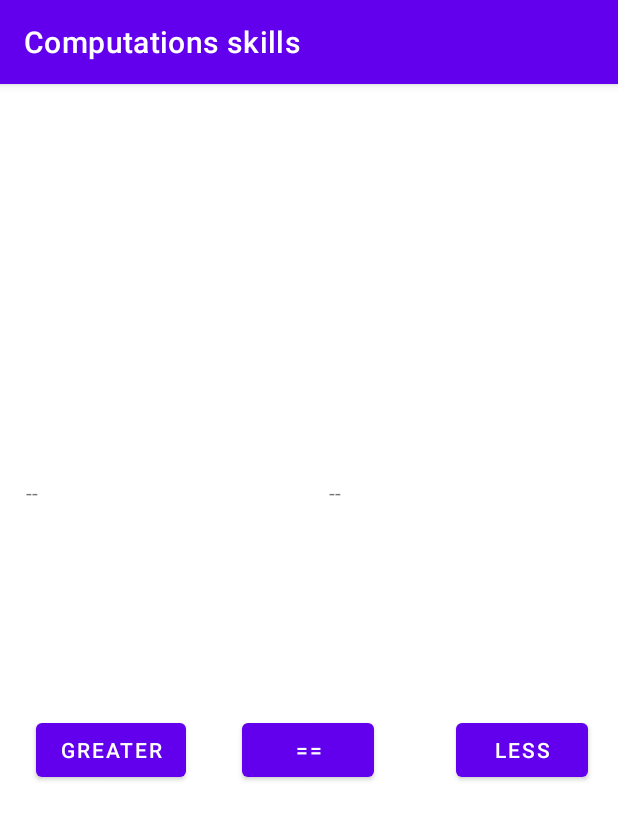
After one commit to shemil076/arithmetic-game, an Android app: the GameActivity screen opened directly, with no data from a screen before it, on a phone screen of 412 x 824 dp. The commit adds this screen. Shown: the top 820 px of the screen. Run offline under Robolectric (Android 15) with nearby library versions, the phone set to English and light mode, and no system bars.

Commit message:
:children_crossing:  partialy completed the ui of game activity

```diff
--- a/app/src/main/AndroidManifest.xml
+++ b/app/src/main/AndroidManifest.xml
@@ -9,6 +9,9 @@
         android:roundIcon="@mipmap/ic_launcher_round"
         android:supportsRtl="true"
         android:theme="@style/Theme.ComputationsSkills">
+        <activity
+            android:name=".GameActivity"
+            android:exported="false" />
         <activity
             android:name=".AboutActivity"
             android:exported="false" />
--- /dev/null
+++ b/app/src/main/java/com/example/computationsskills/GameActivity.kt
@@ -0,0 +1,11 @@
+package com.example.computationsskills
+
+import androidx.appcompat.app.AppCompatActivity
+import android.os.Bundle
+
+class GameActivity : AppCompatActivity() {
+    override fun onCreate(savedInstanceState: Bundle?) {
+        super.onCreate(savedInstanceState)
+        setContentView(R.layout.activity_game)
+    }
+}
--- a/app/src/main/java/com/example/computationsskills/MainActivity.kt
+++ b/app/src/main/java/com/example/computationsskills/MainActivity.kt
@@ -14,6 +14,10 @@ class MainActivity : AppCompatActivity() {
         var btnAbout = findViewById<Button>(R.id.about)
 
 
+        btnNewGame.setOnClickListener {
+            val gameActivityIntent = Intent(this,GameActivity::class.java)
+            startActivity(gameActivityIntent)
+        }
         btnAbout.setOnClickListener {
             val aboutActivityIntent = Intent(this, AboutActivity::class.java)
             startActivity(aboutActivityIntent)
--- /dev/null
+++ b/app/src/main/res/layout/activity_game.xml
@@ -0,0 +1,71 @@
+<?xml version="1.0" encoding="utf-8"?>
+<androidx.constraintlayout.widget.ConstraintLayout xmlns:android="http://schemas.android.com/apk/res/android"
+    xmlns:app="http://schemas.android.com/apk/res-auto"
+    xmlns:tools="http://schemas.android.com/tools"
+    android:layout_width="match_parent"
+    android:layout_height="match_parent"
+    tools:context=".GameActivity">
+
+    <Button
+        android:id="@+id/button2"
+        android:layout_width="wrap_content"
+        android:layout_height="wrap_content"
+        android:layout_marginEnd="28dp"
+        android:layout_marginBottom="300dp"
+        android:layout_weight="1"
+        android:text="@string/btnGreater"
+        app:layout_constraintBottom_toBottomOf="parent"
+        app:layout_constraintEnd_toStartOf="@+id/btnEqual"
+        app:layout_constraintHorizontal_bias="0.727"
+        app:layout_constraintStart_toStartOf="parent" />
+
+    <Button
+        android:id="@+id/btnLess"
+        android:layout_width="wrap_content"
+        android:layout_height="wrap_content"
+        android:layout_marginStart="24dp"
+        android:layout_marginBottom="300dp"
+        android:layout_weight="1"
+        android:text="@string/btnLess"
+        app:layout_constraintBottom_toBottomOf="parent"
+        app:layout_constraintEnd_toEndOf="parent"
+        app:layout_constraintHorizontal_bias="0.609"
+        app:layout_constraintStart_toEndOf="@+id/btnEqual" />
+
+    <Button
+        android:id="@+id/btnEqual"
+        android:layout_width="wrap_content"
+        android:layout_height="wrap_content"
+        android:layout_marginBottom="300dp"
+        android:layout_weight="1"
+        android:gravity="center"
+        android:text="@string/btnEqual"
+        app:layout_constraintBottom_toBottomOf="parent"
+        app:layout_constraintEnd_toEndOf="parent"
+        app:layout_constraintHorizontal_bias="0.498"
+        app:layout_constraintStart_toStartOf="parent" />
+
+    <TextView
+        android:id="@+id/txtExpression2"
+        android:layout_width="160dp"
+        android:layout_height="65dp"
+        android:layout_marginStart="40dp"
+        android:layout_marginBottom="440dp"
+        android:text="@string/txtExpression2"
+        app:layout_constraintBottom_toBottomOf="parent"
+        app:layout_constraintEnd_toEndOf="parent"
+        app:layout_constraintHorizontal_bias="0.058"
+        app:layout_constraintStart_toEndOf="@+id/txtExpression1" />
+
+    <TextView
+        android:id="@+id/txtExpression1"
+        android:layout_width="160dp"
+        android:layout_height="65dp"
+        android:layout_marginBottom="440dp"
+        android:text="@string/txtExpression1"
+        app:layout_constraintBottom_toBottomOf="parent"
+        app:layout_constraintEnd_toEndOf="parent"
+        app:layout_constraintHorizontal_bias="0.068"
+        app:layout_constraintStart_toStartOf="parent" />
+
+</androidx.constraintlayout.widget.ConstraintLayout>
--- a/app/src/main/res/values/strings.xml
+++ b/app/src/main/res/values/strings.xml
@@ -10,4 +10,9 @@
     <string name="txtIItNumber">--</string>
     <string name="txtName">--</string>
     <string name="txtMessage">I confirm that I understand what plagiarism is and have read and understood the section on Assessment Offences in the Essential Information for Students. The work that I have submitted is entirely my own. Any work from other authors is duly referenced and acknowledged. </string>
+    <string name="btnGreater">Greater</string>
+    <string name="btnEqual">==</string>
+    <string name="btnLess">less</string>
+    <string name="txtExpression2">--</string>
+    <string name="txtExpression1">--</string>
 </resources>
```
